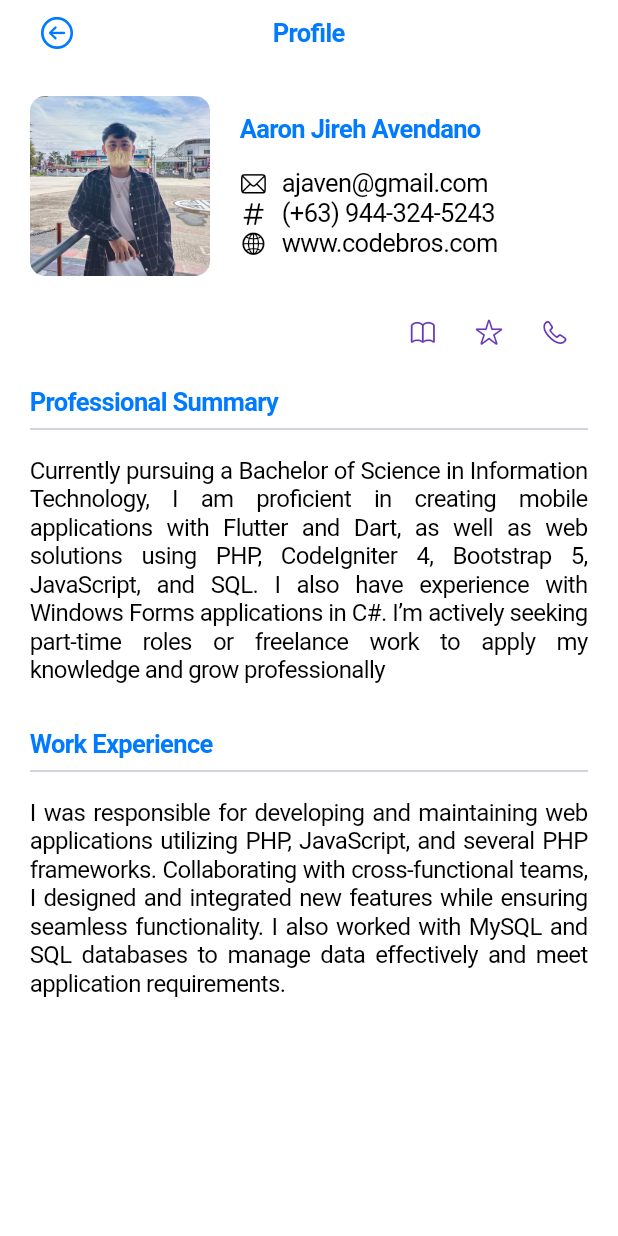
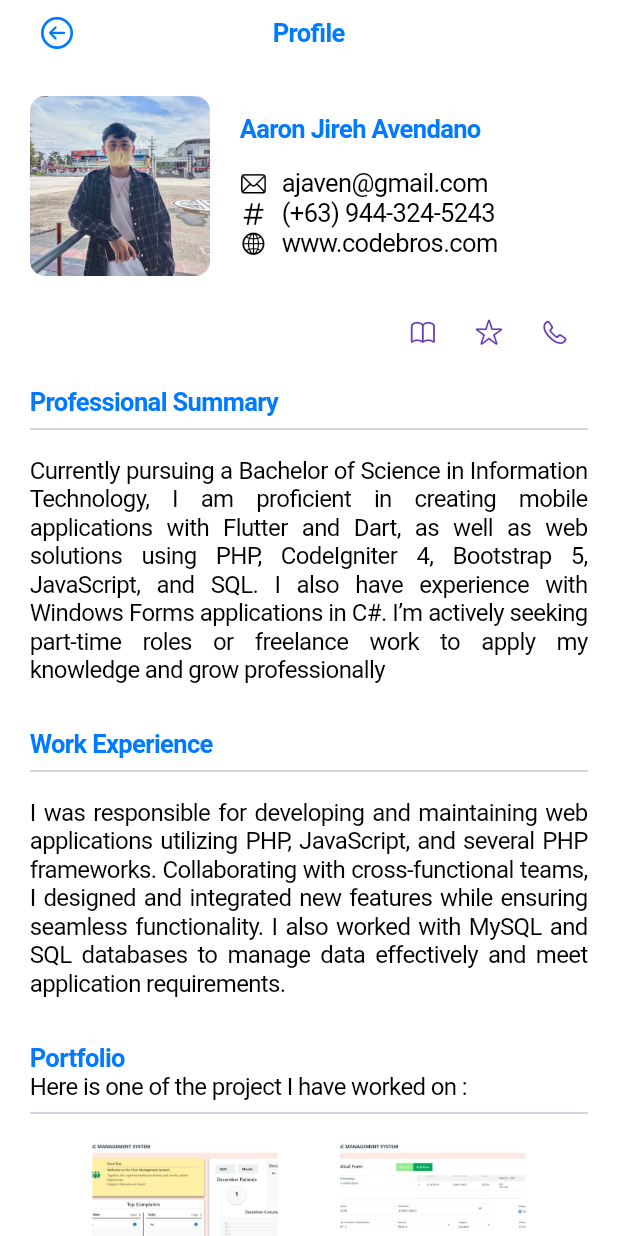
Before and after one commit to johncarlo-dizon/app-resume, a Flutter app: the AaronPage screen opened directly, on a phone screen of 412 x 824 dp. Run offline on Flutter 3.47's test engine with Material 3 defaults, Android fonts, the phone set to English and light mode, and no system bars.

Commit message:
portfolio aj

```diff
--- a/lib/aaron.dart
+++ b/lib/aaron.dart
@@ -373,6 +373,136 @@ class _AaronPageState extends State<AaronPage> {
                       )),
                     ],
                   ),
+
+                  //Portfolio
+                  SizedBox(height: 30),
+
+                  Row(
+                    children: [
+                      Text(
+                        "Portfolio",
+                        style: TextStyle(
+                            fontWeight: FontWeight.bold,
+                            color: CupertinoColors.systemBlue),
+                      ),
+                    ],
+                  ),
+
+                  Row(
+                    children: [
+                      Text(
+                        "Here is one of the project I have worked on :",
+                        style: TextStyle(fontSize: 16),
+                      ),
+                    ],
+                  ),
+
+                  Divider(),
+                  SizedBox(height: 10),
+
+                  Row(
+                    mainAxisAlignment: MainAxisAlignment
+                        .spaceEvenly, // Space out the items evenly
+                    children: [
+                      // First Container
+                      Flexible(
+                        flex:
+                            1, // You can adjust the flex values to change the weight of each container
+                        child: Container(
+                          constraints: BoxConstraints(
+                            minHeight: 50.0, // Minimum height
+                            maxHeight: 100.0, // Maximum height
+                          ),
+                          decoration: BoxDecoration(
+                            borderRadius: BorderRadius.circular(5),
+                          ),
+                          clipBehavior: Clip.antiAlias,
+                          child: Image.asset(
+                            "images/S2.jpeg",
+                            height: MediaQuery.of(context).size.width *
+                                0.3, // Adjust image height based on screen width
+                            width: MediaQuery.of(context).size.width *
+                                0.3, // Adjust image width based on screen width
+                            fit: BoxFit.cover,
+                          ),
+                        ),
+                      ),
+
+                      // Second Container
+                      Flexible(
+                        flex: 1,
+                        child: Container(
+                          constraints: BoxConstraints(
+                            minHeight: 50.0,
+                            maxHeight: 100.0,
+                          ),
+                          decoration: BoxDecoration(
+                            borderRadius: BorderRadius.circular(5),
+                          ),
+                          clipBehavior: Clip.antiAlias,
+                          child: Image.asset(
+                            "images/S3.jpeg",
+                            height: MediaQuery.of(context).size.width * 0.3,
+                            width: MediaQuery.of(context).size.width * 0.3,
+                            fit: BoxFit.cover,
+                          ),
+                        ),
+                      ),
+                    ],
+                  ),
+
+                  SizedBox(height: 10),
+
+                  Row(
+                    mainAxisAlignment: MainAxisAlignment
+                        .spaceEvenly, // Space out the items evenly
+                    children: [
+                      // First Container
+                      Flexible(
+                        flex:
+                            1, // You can adjust the flex values to change the weight of each container
+                        child: Container(
+                          constraints: BoxConstraints(
+                            minHeight: 50.0, // Minimum height
+                            maxHeight: 100.0, // Maximum height
+                          ),
+                          decoration: BoxDecoration(
+                            borderRadius: BorderRadius.circular(5),
+                          ),
+                          clipBehavior: Clip.antiAlias,
+                          child: Image.asset(
+                            "images/S4.jpeg",
+                            height: MediaQuery.of(context).size.width *
+                                0.3, // Adjust image height based on screen width
+                            width: MediaQuery.of(context).size.width *
+                                0.3, // Adjust image width based on screen width
+                            fit: BoxFit.cover,
+                          ),
+                        ),
+                      ),
+
+                      // Second Container
+                      Flexible(
+                        flex: 1,
+                        child: Container(
+                          constraints: BoxConstraints(
+                            minHeight: 50.0,
+                            maxHeight: 100.0,
+                          ),
+                          decoration: BoxDecoration(
+                            borderRadius: BorderRadius.circular(5),
+                          ),
+                          clipBehavior: Clip.antiAlias,
+                          child: Image.asset(
+                            "images/S5.jpeg",
+                            height: MediaQuery.of(context).size.width * 0.3,
+                            width: MediaQuery.of(context).size.width * 0.3,
+                            fit: BoxFit.cover,
+                          ),
+                        ),
+                      ),
+                    ],
+                  ),
                 ],
               ),
             ),
```
